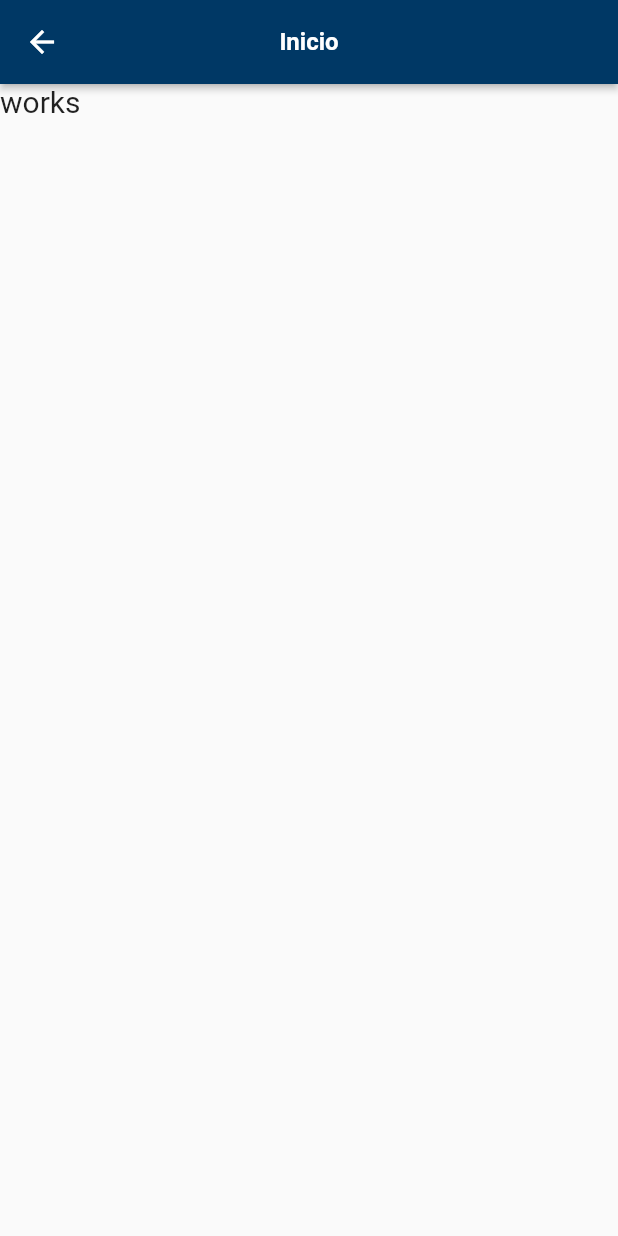
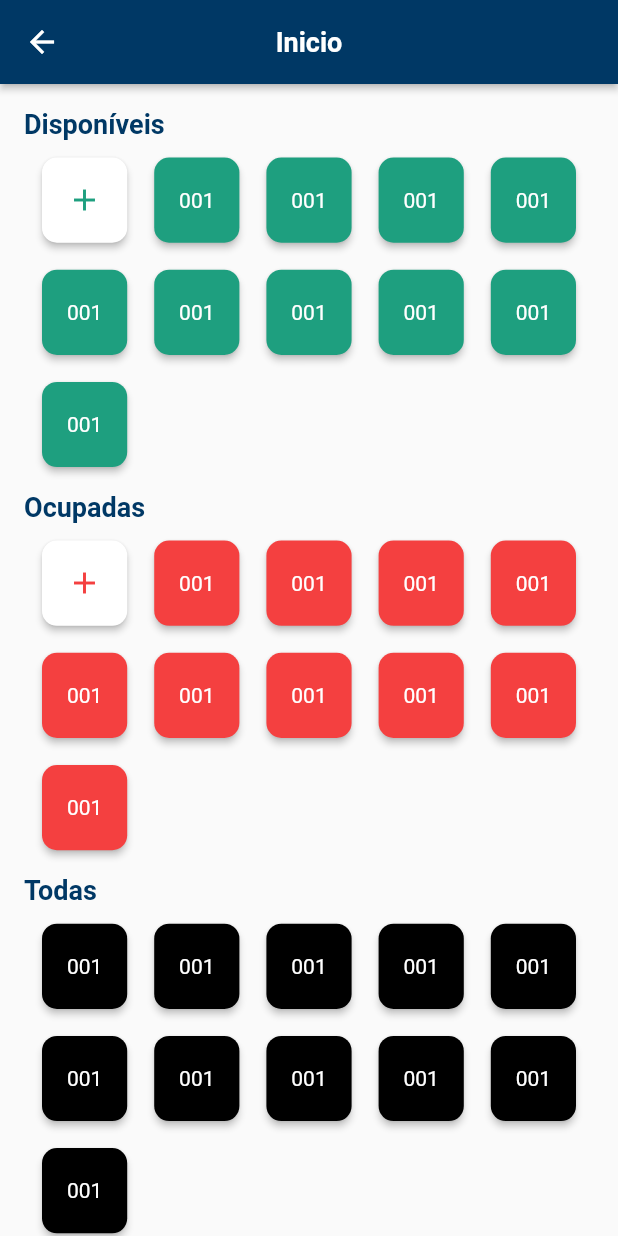
Before and after one commit to antonxandre/estacionamento, a Flutter app: the HomeView screen opened by its route, on a phone screen of 412 x 824 dp. Run offline on Flutter 3.47's test engine with Material 2 defaults, Android fonts, the phone set to English and light mode, and no system bars; our stand-ins replace get.

Commit message:
criacao do layout basico na tela inicial

```diff
--- /dev/null
+++ b/lib/app/data/components/card_ocupacao.dart
@@ -0,0 +1,51 @@
+import 'package:flutter/material.dart';
+
+class CardOcupacaoNew extends StatelessWidget {
+  final Color color;
+  final VoidCallback onTap;
+
+  const CardOcupacaoNew({
+    Key? key,
+    required this.color,
+    required this.onTap,
+  }) : super(key: key);
+
+  @override
+  Widget build(BuildContext context) {
+    return GestureDetector(
+      onTap: onTap,
+      child: Card(
+          child: Icon(
+        Icons.add,
+        color: color,
+      )),
+    );
+  }
+}
+
+class CardOcupacao extends StatelessWidget {
+  final String name;
+  final Color color;
+  final VoidCallback onTap;
+
+  const CardOcupacao({
+    Key? key,
+    required this.name,
+    required this.color,
+    required this.onTap,
+  }) : super(key: key);
+
+  @override
+  Widget build(BuildContext context) {
+    return GestureDetector(
+      onTap: onTap,
+      child: Card(
+          color: color,
+          child: const Center(
+              child: Text(
+            '001',
+            style: TextStyle(color: Colors.white),
+          ))),
+    );
+  }
+}
--- a/lib/app/data/theme/app_theme.dart
+++ b/lib/app/data/theme/app_theme.dart
@@ -33,8 +33,11 @@ class AppTheme {
         color: primary,
         fontWeight: FontWeight.w400,
       ),
-      headline6:
-          TextStyle(color: primary, fontWeight: FontWeight.w600, fontSize: 16),
+      headline6: TextStyle(
+        color: primary,
+        fontWeight: FontWeight.w700,
+        fontSize: 18,
+      ),
     ),
     primaryColor: primary,
     primaryColorLight: primary,
--- /dev/null
+++ b/lib/app/modules/home/views/disponiveis_view.dart
@@ -0,0 +1,43 @@
+import 'package:estacionamento/app/data/components/card_ocupacao.dart';
+import 'package:estacionamento/app/data/theme/app_theme.dart';
+import 'package:estacionamento/app/modules/home/controllers/home_controller.dart';
+import 'package:flutter/material.dart';
+import 'package:get/get.dart';
+
+class DisponiveisView extends GetView<HomeController> {
+  const DisponiveisView({Key? key}) : super(key: key);
+  final color = AppTheme.success;
+  @override
+  Widget build(BuildContext context) {
+    return Padding(
+      padding: const EdgeInsets.fromLTRB(8, 8, 8, 12),
+      child: GridView.builder(
+        shrinkWrap: true,
+        physics: const NeverScrollableScrollPhysics(),
+        gridDelegate: const SliverGridDelegateWithFixedCrossAxisCount(
+          crossAxisCount: 5,
+          crossAxisSpacing: 10,
+          mainAxisSpacing: 10,
+        ),
+        itemCount: 10 + 1,
+        itemBuilder: (_, index) {
+          if (index == 0) {
+            return CardOcupacaoNew(
+              color: color,
+              onTap: () {
+                debugPrint('new Tap');
+              },
+            );
+          }
+          return CardOcupacao(
+            name: '1',
+            color: color,
+            onTap: () {
+              debugPrint('tapp ');
+            },
+          );
+        },
+      ),
+    );
+  }
+}
--- a/lib/app/modules/home/views/home_view.dart
+++ b/lib/app/modules/home/views/home_view.dart
@@ -1,7 +1,8 @@
+import 'package:estacionamento/app/modules/home/views/disponiveis_view.dart';
+import 'package:estacionamento/app/modules/home/views/ocupadas_view.dart';
+import 'package:estacionamento/app/modules/home/views/todas_view.dart';
 import 'package:flutter/material.dart';
-
 import 'package:get/get.dart';
-
 import '../controllers/home_controller.dart';
 
 class HomeView extends GetView<HomeController> {
@@ -14,13 +15,26 @@ class HomeView extends GetView<HomeController> {
         title: const Text('Inicio'),
         centerTitle: true,
       ),
-      body: Column(
-        children: const [
-          Text(
-            'works',
-            style: TextStyle(fontSize: 20),
-          ),
-        ],
+      body: SingleChildScrollView(
+        physics: const BouncingScrollPhysics(),
+        padding: const EdgeInsets.all(16),
+        child: Column(
+          crossAxisAlignment: CrossAxisAlignment.start,
+          children: [
+            Text('Disponíveis', style: Theme.of(context).textTheme.headline6),
+            const DisponiveisView(),
+            Text(
+              'Ocupadas',
+              style: Theme.of(context).textTheme.headline6,
+            ),
+            const OcupadasView(),
+            Text(
+              'Todas',
+              style: Theme.of(context).textTheme.headline6,
+            ),
+            const TodasView(),
+          ],
+        ),
       ),
     );
   }
--- /dev/null
+++ b/lib/app/modules/home/views/ocupadas_view.dart
@@ -0,0 +1,43 @@
+import 'package:estacionamento/app/data/components/card_ocupacao.dart';
+import 'package:estacionamento/app/data/theme/app_theme.dart';
+import 'package:estacionamento/app/modules/home/controllers/home_controller.dart';
+import 'package:flutter/material.dart';
+import 'package:get/get.dart';
+
+class OcupadasView extends GetView<HomeController> {
+  const OcupadasView({Key? key}) : super(key: key);
+  final color = AppTheme.error;
+  @override
+  Widget build(BuildContext context) {
+    return Padding(
+      padding: const EdgeInsets.fromLTRB(8, 8, 8, 12),
+      child: GridView.builder(
+        shrinkWrap: true,
+        physics: const NeverScrollableScrollPhysics(),
+        gridDelegate: const SliverGridDelegateWithFixedCrossAxisCount(
+          crossAxisCount: 5,
+          crossAxisSpacing: 10,
+          mainAxisSpacing: 10,
+        ),
+        itemCount: 10 + 1,
+        itemBuilder: (_, index) {
+          if (index == 0) {
+            return CardOcupacaoNew(
+              color: color,
+              onTap: () {
+                debugPrint('new Tap');
+              },
+            );
+          }
+          return CardOcupacao(
+            name: '1',
+            color: color,
+            onTap: () {
+              debugPrint('tapp ');
+            },
+          );
+        },
+      ),
+    );
+  }
+}
--- /dev/null
+++ b/lib/app/modules/home/views/todas_view.dart
@@ -0,0 +1,34 @@
+import 'package:estacionamento/app/data/components/card_ocupacao.dart';
+import 'package:estacionamento/app/modules/home/controllers/home_controller.dart';
+import 'package:flutter/material.dart';
+import 'package:get/get.dart';
+
+class TodasView extends GetView<HomeController> {
+  const TodasView({Key? key}) : super(key: key);
+  @override
+  Widget build(BuildContext context) {
+    return Padding(
+      padding: const EdgeInsets.fromLTRB(8, 8, 8, 12),
+      child: GridView.builder(
+        shrinkWrap: true,
+        physics: const NeverScrollableScrollPhysics(),
+        gridDelegate: const SliverGridDelegateWithFixedCrossAxisCount(
+          crossAxisCount: 5,
+          crossAxisSpacing: 10,
+          mainAxisSpacing: 10,
+        ),
+        itemCount: 10 + 1,
+        itemBuilder: (_, index) {
+          // TODO: identificar se está ocupado ou não, pra mudar acor
+          return CardOcupacao(
+            name: '1',
+            color: Colors.black,
+            onTap: () {
+              debugPrint('tap');
+            },
+          );
+        },
+      ),
+    );
+  }
+}
```
Also changed, not shown: lib/app/data/models/vaga_model.dart (added, +75 -0 lines).
